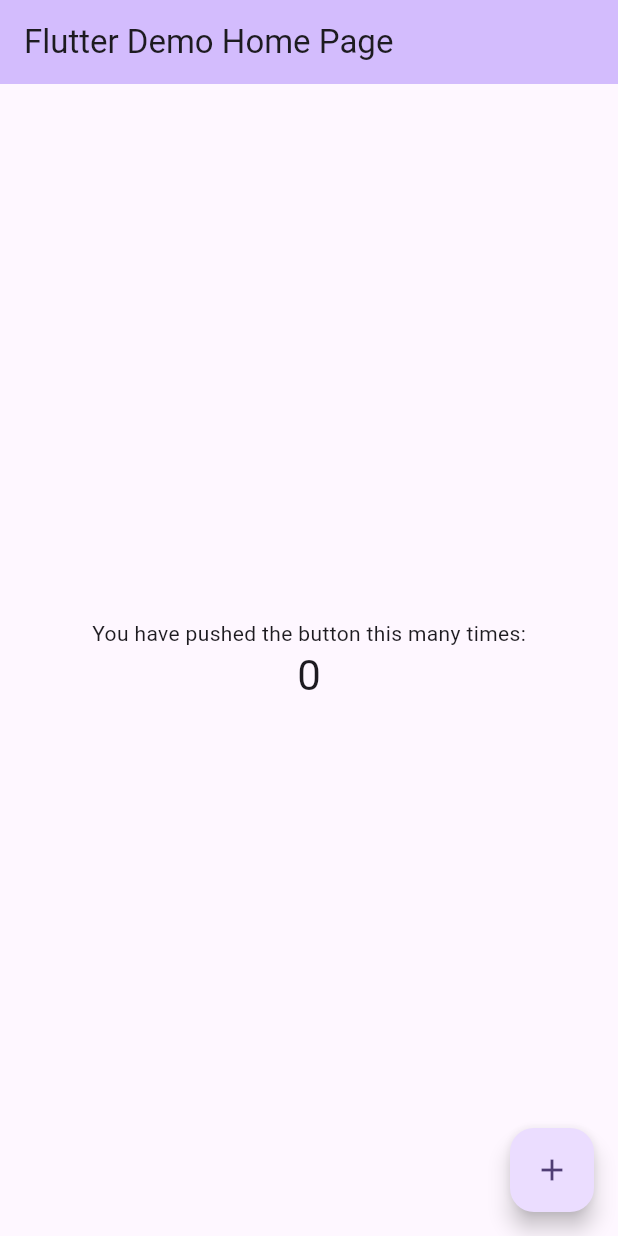
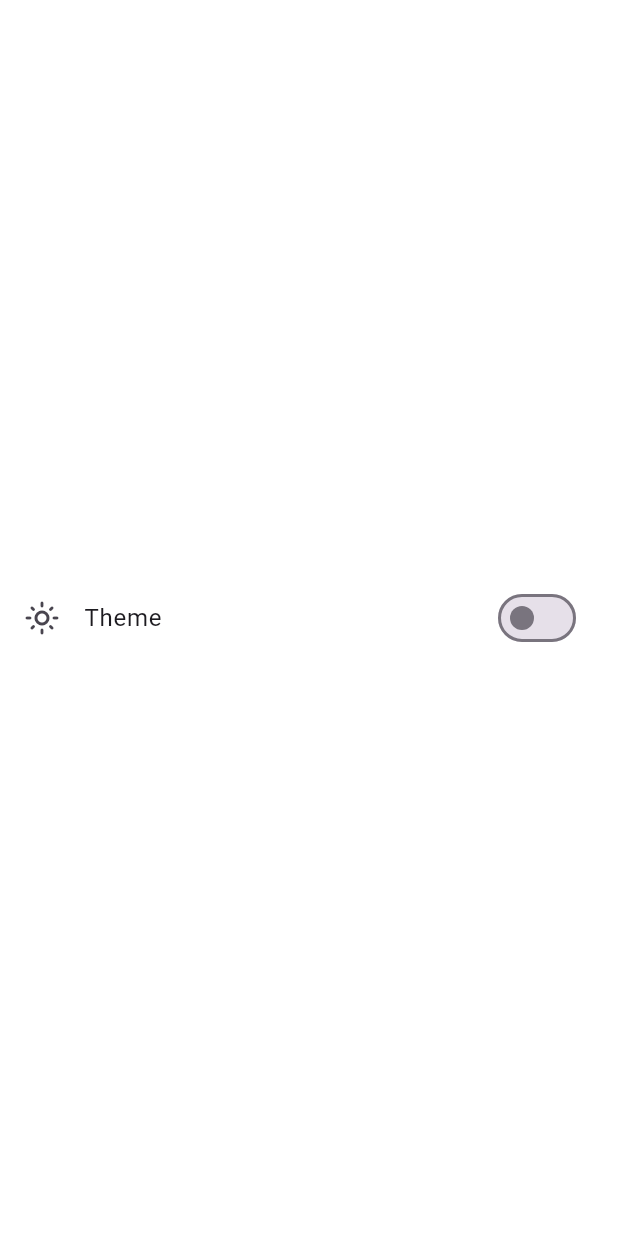
Before and after one commit to abiharinesh/grocery_app, a Flutter app: the screen it shows after launch, on a phone screen of 412 x 824 dp. Run offline on Flutter 3.47's test engine with Material 3 defaults, Android fonts, the phone set to English and light mode, and no system bars; our stand-ins replace shared_preferences; missing offline and left inert: shared_preferences_web.

Commit message:
App intialization and dark theme implementation

```diff
--- /dev/null
+++ b/lib/consts/theme_data.dart
@@ -0,0 +1,24 @@
+import 'package:flutter/material.dart';
+
+class Styles {
+  static ThemeData themeData(bool isDarkTheme, BuildContext context) {
+    return ThemeData(
+      scaffoldBackgroundColor:
+          //0A1931  // white yellow 0xFFFCF8EC
+          isDarkTheme ? const Color(0xFF00001a) : const Color(0xFFFFFFFF),
+      primaryColor: Colors.blue,
+      colorScheme: ThemeData().colorScheme.copyWith(
+            secondary:
+                isDarkTheme ? const Color(0xFF1a1f3c) : const Color(0xFFE8FDFD),
+            brightness: isDarkTheme ? Brightness.dark : Brightness.light,
+          ),
+      cardColor:
+          isDarkTheme ? const Color(0xFF0a0d2c) : const Color(0xFFF2FDFD),
+      canvasColor: isDarkTheme ? Colors.black : Colors.grey[50],
+      buttonTheme: Theme.of(context).buttonTheme.copyWith(
+          colorScheme: isDarkTheme
+              ? const ColorScheme.dark()
+              : const ColorScheme.light()),
+    );
+  }
+}
--- a/lib/main.dart
+++ b/lib/main.dart
@@ -1,125 +1,51 @@
 import 'package:flutter/material.dart';
+import 'package:grocery_app/provider/dark_theme_provider.dart';
+import 'package:grocery_app/screens/home_screen.dart';
+import 'package:provider/provider.dart';
+
+import 'consts/theme_data.dart';
 
 void main() {
-  runApp(const MyApp());
+  runApp(MyApp());
 }
 
-class MyApp extends StatelessWidget {
-  const MyApp({super.key});
+class MyApp extends StatefulWidget {
+  MyApp({Key? key}) : super(key: key);
 
-  // This widget is the root of your application.
   @override
-  Widget build(BuildContext context) {
-    return MaterialApp(
-      title: 'Flutter Demo',
-      theme: ThemeData(
-        // This is the theme of your application.
-        //
-        // TRY THIS: Try running your application with "flutter run". You'll see
-        // the application has a blue toolbar. Then, without quitting the app,
-        // try changing the seedColor in the colorScheme below to Colors.green
-        // and then invoke "hot reload" (save your changes or press the "hot
-        // reload" button in a Flutter-supported IDE, or press "r" if you used
-        // the command line to start the app).
-        //
-        // Notice that the counter didn't reset back to zero; the application
-        // state is not lost during the reload. To reset the state, use hot
-        // restart instead.
-        //
-        // This works for code too, not just values: Most code changes can be
-        // tested with just a hot reload.
-        colorScheme: ColorScheme.fromSeed(seedColor: Colors.deepPurple),
-        useMaterial3: true,
-      ),
-      home: const MyHomePage(title: 'Flutter Demo Home Page'),
-    );
-  }
+  State<MyApp> createState() => _MyAppState();
 }
 
-class MyHomePage extends StatefulWidget {
-  const MyHomePage({super.key, required this.title});
+class _MyAppState extends State<MyApp> {
+  DarkThemeProvider themeChangeProvider = DarkThemeProvider();
 
-  // This widget is the home page of your application. It is stateful, meaning
-  // that it has a State object (defined below) that contains fields that affect
-  // how it looks.
-
-  // This class is the configuration for the state. It holds the values (in this
-  // case the title) provided by the parent (in this case the App widget) and
-  // used by the build method of the State. Fields in a Widget subclass are
-  // always marked "final".
-
-  final String title;
+  void getCurrentAppTheme() async {
+    themeChangeProvider.setDarkTheme =
+        await themeChangeProvider.darkThemePrefs.getTheme();
+  }
 
   @override
-  State<MyHomePage> createState() => _MyHomePageState();
-}
-
-class _MyHomePageState extends State<MyHomePage> {
-  int _counter = 0;
-
-  void _incrementCounter() {
-    setState(() {
-      // This call to setState tells the Flutter framework that something has
-      // changed in this State, which causes it to rerun the build method below
-      // so that the display can reflect the updated values. If we changed
-      // _counter without calling setState(), then the build method would not be
-      // called again, and so nothing would appear to happen.
-      _counter++;
-    });
+  void initState() {
+    getCurrentAppTheme();
+    super.initState();
   }
 
   @override
   Widget build(BuildContext context) {
-    // This method is rerun every time setState is called, for instance as done
-    // by the _incrementCounter method above.
-    //
-    // The Flutter framework has been optimized to make rerunning build methods
-    // fast, so that you can just rebuild anything that needs updating rather
-    // than having to individually change instances of widgets.
-    return Scaffold(
-      appBar: AppBar(
-        // TRY THIS: Try changing the color here to a specific color (to
-        // Colors.amber, perhaps?) and trigger a hot reload to see the AppBar
-        // change color while the other colors stay the same.
-        backgroundColor: Theme.of(context).colorScheme.inversePrimary,
-        // Here we take the value from the MyHomePage object that was created by
-        // the App.build method, and use it to set our appbar title.
-        title: Text(widget.title),
-      ),
-      body: Center(
-        // Center is a layout widget. It takes a single child and positions it
-        // in the middle of the parent.
-        child: Column(
-          // Column is also a layout widget. It takes a list of children and
-          // arranges them vertically. By default, it sizes itself to fit its
-          // children horizontally, and tries to be as tall as its parent.
-          //
-          // Column has various properties to control how it sizes itself and
-          // how it positions its children. Here we use mainAxisAlignment to
-          // center the children vertically; the main axis here is the vertical
-          // axis because Columns are vertical (the cross axis would be
-          // horizontal).
-          //
-          // TRY THIS: Invoke "debug painting" (choose the "Toggle Debug Paint"
-          // action in the IDE, or press "p" in the console), to see the
-          // wireframe for each widget.
-          mainAxisAlignment: MainAxisAlignment.center,
-          children: <Widget>[
-            const Text(
-              'You have pushed the button this many times:',
-            ),
-            Text(
-              '$_counter',
-              style: Theme.of(context).textTheme.headlineMedium,
-            ),
-          ],
-        ),
-      ),
-      floatingActionButton: FloatingActionButton(
-        onPressed: _incrementCounter,
-        tooltip: 'Increment',
-        child: const Icon(Icons.add),
-      ), // This trailing comma makes auto-formatting nicer for build methods.
+    return MultiProvider(
+      providers: [
+        ChangeNotifierProvider(create: (_) {
+          return themeChangeProvider;
+        })
+      ],
+      child:
+          Consumer<DarkThemeProvider>(builder: (context, themeProvider, child) {
+        return MaterialApp(
+            debugShowCheckedModeBanner: false,
+            title: 'Flutter Demo',
+            theme: Styles.themeData(themeProvider.getDarkTheme, context),
+            home: HomeScreen());
+      }),
     );
   }
 }
--- /dev/null
+++ b/lib/provider/dark_theme_provider.dart
@@ -0,0 +1,14 @@
+import 'package:flutter/cupertino.dart';
+import 'package:grocery_app/services/dark_theme_perfs.dart';
+
+class DarkThemeProvider with ChangeNotifier {
+  DarkThemePrefs darkThemePrefs = DarkThemePrefs();
+  bool _darkTheme = false;
+  bool get getDarkTheme => _darkTheme;
+
+  set setDarkTheme(bool value) {
+    _darkTheme = value;
+    darkThemePrefs.setDarkTheme(value);
+    notifyListeners();
+  }
+}
--- /dev/null
+++ b/lib/screens/home_screen.dart
@@ -0,0 +1,33 @@
+import 'package:flutter/material.dart';
+import 'package:grocery_app/provider/dark_theme_provider.dart';
+import 'package:provider/provider.dart';
+
+class HomeScreen extends StatefulWidget {
+  const HomeScreen({Key? key}) : super(key: key);
+
+  @override
+  State<HomeScreen> createState() => _HomeScreenState();
+}
+
+class _HomeScreenState extends State<HomeScreen> {
+  @override
+  Widget build(BuildContext context) {
+    final themeState = Provider.of<DarkThemeProvider>(context);
+
+    return Scaffold(
+      body: Center(
+          child: SwitchListTile(
+        title: Text('Theme'),
+        secondary: Icon(themeState.getDarkTheme
+            ? Icons.dark_mode_outlined
+            : Icons.light_mode_outlined),
+        onChanged: (bool value) {
+         setState(() {
+            themeState.setDarkTheme = value;
+         });
+        },
+        value: themeState.getDarkTheme,
+      )),
+    );
+  }
+}
--- /dev/null
+++ b/lib/services/dark_theme_perfs.dart
@@ -0,0 +1,15 @@
+import 'package:shared_preferences/shared_preferences.dart';
+
+class DarkThemePrefs {
+  static const THEME_STATUS = "THEMESTATUS";
+
+  setDarkTheme(bool value) async {
+    SharedPreferences prefs = await SharedPreferences.getInstance();
+    prefs.setBool(THEME_STATUS, value);
+  }
+
+  Future<bool> getTheme() async {
+    SharedPreferences prefs = await SharedPreferences.getInstance();
+    return prefs.getBool(THEME_STATUS) ?? false;
+  }
+}
--- a/pubspec.yaml
+++ b/pubspec.yaml
@@ -35,6 +35,8 @@ dependencies:
   # The following adds the Cupertino Icons font to your application.
   # Use with the CupertinoIcons class for iOS style icons.
   cupertino_icons: ^1.0.2
+  shared_preferences: ^2.2.3
+  provider: ^6.1.2
 
 dev_dependencies:
   flutter_test:
```
Also changed, not shown: lib/generated_plugin_registrant.dart (added, +16 -0 lines), pubspec.lock, 38 other files.
